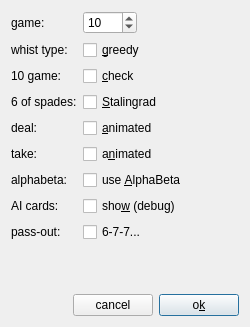
First picture: the form in src/ui/optform.ui, repository infsega/bbpref, before the edit.
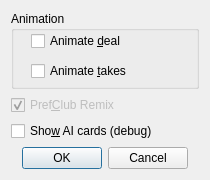
Second picture: the form after the edit. Icons and pictures are not drawn.

```diff
--- a/src/ui/optform.ui
+++ b/src/ui/optform.ui
@@ -6,202 +6,91 @@
    <rect>
     <x>0</x>
     <y>0</y>
-    <width>250</width>
-    <height>327</height>
+    <width>210</width>
+    <height>180</height>
    </rect>
   </property>
+  <property name="minimumSize">
+   <size>
+    <width>210</width>
+    <height>180</height>
+   </size>
+  </property>
+  <property name="maximumSize">
+   <size>
+    <width>210</width>
+    <height>180</height>
+   </size>
+  </property>
   <property name="windowTitle">
    <string>Options</string>
   </property>
   <layout class="QVBoxLayout" name="verticalLayout">
    <item>
-    <layout class="QFormLayout" name="formLayout">
-     <property name="fieldGrowthPolicy">
-      <enum>QFormLayout::ExpandingFieldsGrow</enum>
+    <widget class="QGroupBox" name="groupBox">
+     <property name="title">
+      <string>Animation</string>
      </property>
-     <item row="0" column="0">
-      <widget class="QLabel" name="lbGame">
-       <property name="text">
-        <string>game:</string>
-       </property>
-       <property name="textFormat">
-        <enum>Qt::PlainText</enum>
-       </property>
-      </widget>
-     </item>
-     <item row="0" column="1">
-      <widget class="QSpinBox" name="sbGame">
-       <property name="minimum">
-        <number>4</number>
-       </property>
-       <property name="maximum">
-        <number>1000</number>
-       </property>
-       <property name="value">
-        <number>10</number>
-       </property>
-      </widget>
-     </item>
-     <item row="1" column="0">
-      <widget class="QLabel" name="lbWhist">
-       <property name="text">
-        <string>whist type:</string>
-       </property>
-      </widget>
-     </item>
-     <item row="1" column="1">
-      <widget class="QCheckBox" name="cbGreedy">
-       <property name="text">
-        <string>&amp;greedy</string>
-       </property>
-      </widget>
-     </item>
-     <item row="2" column="0">
-      <widget class="QLabel" name="lbTen">
-       <property name="text">
-        <string>10 game:</string>
-       </property>
-      </widget>
-     </item>
-     <item row="2" column="1">
-      <widget class="QCheckBox" name="cbTenCheck">
-       <property name="text">
-        <string>&amp;check</string>
-       </property>
-      </widget>
-     </item>
-     <item row="3" column="0">
-      <widget class="QLabel" name="lbSG">
-       <property name="text">
-        <string>6 of spades:</string>
-       </property>
-      </widget>
-     </item>
-     <item row="3" column="1">
-      <widget class="QCheckBox" name="cbStalin">
-       <property name="text">
-        <string>&amp;Stalingrad</string>
-       </property>
-      </widget>
-     </item>
-     <item row="4" column="0">
-      <widget class="QLabel" name="lbDAnim">
-       <property name="text">
-        <string>deal:</string>
-       </property>
-      </widget>
-     </item>
-     <item row="5" column="0">
-      <widget class="QLabel" name="lbTAnim">
-       <property name="text">
-        <string>take:</string>
-       </property>
-      </widget>
-     </item>
-     <item row="4" column="1">
-      <widget class="QCheckBox" name="cbAnimDeal">
-       <property name="text">
-        <string>&amp;animated</string>
-       </property>
-      </widget>
-     </item>
-     <item row="5" column="1">
-      <widget class="QCheckBox" name="cbAnimTake">
-       <property name="text">
-        <string>a&amp;nimated</string>
-       </property>
-      </widget>
-     </item>
-     <item row="6" column="0">
-      <widget class="QLabel" name="lbAB">
-       <property name="text">
-        <string>alphabeta:</string>
-       </property>
-      </widget>
-     </item>
-     <item row="7" column="0">
-      <widget class="QLabel" name="lbDbgH">
-       <property name="text">
-        <string>AI cards:</string>
-       </property>
-      </widget>
-     </item>
-     <item row="6" column="1">
-      <widget class="QCheckBox" name="cbAlphaBeta">
-       <property name="text">
-        <string>use &amp;AlphaBeta</string>
-       </property>
-      </widget>
-     </item>
-     <item row="7" column="1">
-      <widget class="QCheckBox" name="cbDebugHands">
-       <property name="text">
-        <string>sho&amp;w (debug)</string>
-       </property>
-      </widget>
-     </item>
-     <item row="8" column="0">
-      <widget class="QLabel" name="lbPassX">
-       <property name="text">
-        <string>pass-out:</string>
-       </property>
-      </widget>
-     </item>
-     <item row="8" column="1">
-      <widget class="QCheckBox" name="cbAggPass">
-       <property name="text">
-        <string>6-7-7...</string>
-       </property>
-      </widget>
-     </item>
-    </layout>
+     <widget class="QCheckBox" name="cbAnimDeal">
+      <property name="geometry">
+       <rect>
+        <x>20</x>
+        <y>20</y>
+        <width>171</width>
+        <height>20</height>
+       </rect>
+      </property>
+      <property name="text">
+       <string>Animate &amp;deal</string>
+      </property>
+     </widget>
+     <widget class="QCheckBox" name="cbAnimTake">
+      <property name="geometry">
+       <rect>
+        <x>20</x>
+        <y>50</y>
+        <width>181</width>
+        <height>20</height>
+       </rect>
+      </property>
+      <property name="text">
+       <string>Animate &amp;takes</string>
+      </property>
+     </widget>
+     <zorder>cbAnimDeal</zorder>
+     <zorder>cbAnimTake</zorder>
+     <zorder>cbPrefClub</zorder>
+    </widget>
    </item>
    <item>
-    <spacer name="verticalSpacer">
-     <property name="orientation">
-      <enum>Qt::Vertical</enum>
+    <widget class="QCheckBox" name="cbPrefClub">
+     <property name="enabled">
+      <bool>false</bool>
      </property>
-     <property name="sizeHint" stdset="0">
-      <size>
-       <width>20</width>
-       <height>40</height>
-      </size>
+     <property name="text">
+      <string>Pref&amp;Club Remix</string>
      </property>
-    </spacer>
+     <property name="checked">
+      <bool>true</bool>
+     </property>
+    </widget>
    </item>
    <item>
-    <layout class="QHBoxLayout" name="horizontalLayout">
-     <item>
-      <spacer name="horizontalSpacer">
-       <property name="orientation">
-        <enum>Qt::Horizontal</enum>
-       </property>
-       <property name="sizeHint" stdset="0">
-        <size>
-         <width>40</width>
-         <height>20</height>
-        </size>
-       </property>
-      </spacer>
-     </item>
-     <item>
-      <widget class="QPushButton" name="btCancel">
-       <property name="text">
-        <string>cancel</string>
-       </property>
-       <property name="autoDefault">
-        <bool>false</bool>
-       </property>
-      </widget>
-     </item>
-     <item>
-      <widget class="QPushButton" name="btOk">
-       <property name="text">
-        <string>o&amp;k</string>
-       </property>
-      </widget>
-     </item>
-    </layout>
+    <widget class="QCheckBox" name="cbDebugHands">
+     <property name="text">
+      <string>Sho&amp;w AI cards (debug)</string>
+     </property>
+    </widget>
+   </item>
+   <item>
+    <widget class="QDialogButtonBox" name="buttonBox">
+     <property name="standardButtons">
+      <set>QDialogButtonBox::Cancel|QDialogButtonBox::Ok</set>
+     </property>
+     <property name="centerButtons">
+      <bool>true</bool>
+     </property>
+    </widget>
    </item>
   </layout>
  </widget>
```
Left out of the diff: 46 changed lines with no effect on the pictures.
